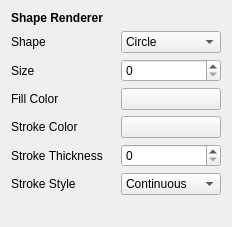
First picture: the form in DockTest/shaperendererwidget.ui, repository 0000duck/Qt-Engine, before the edit.
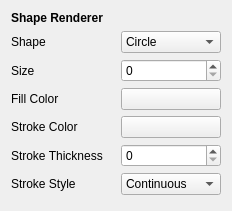
Second picture: the form after the edit.

Commit message: Implemented color selection for Gameobjects

```diff
--- a/DockTest/shaperendererwidget.ui
+++ b/DockTest/shaperendererwidget.ui
@@ -7,7 +7,7 @@
     <x>0</x>
     <y>0</y>
     <width>232</width>
-    <height>227</height>
+    <height>211</height>
    </rect>
   </property>
   <property name="windowTitle">
```
The commit also changes 2 other files.
